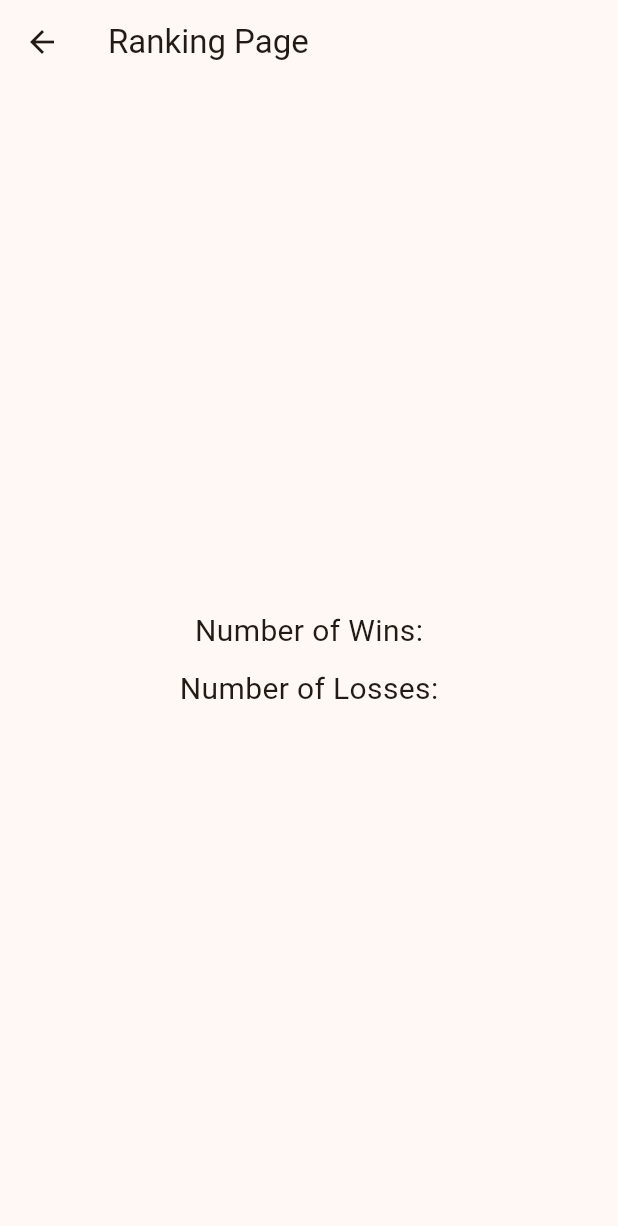
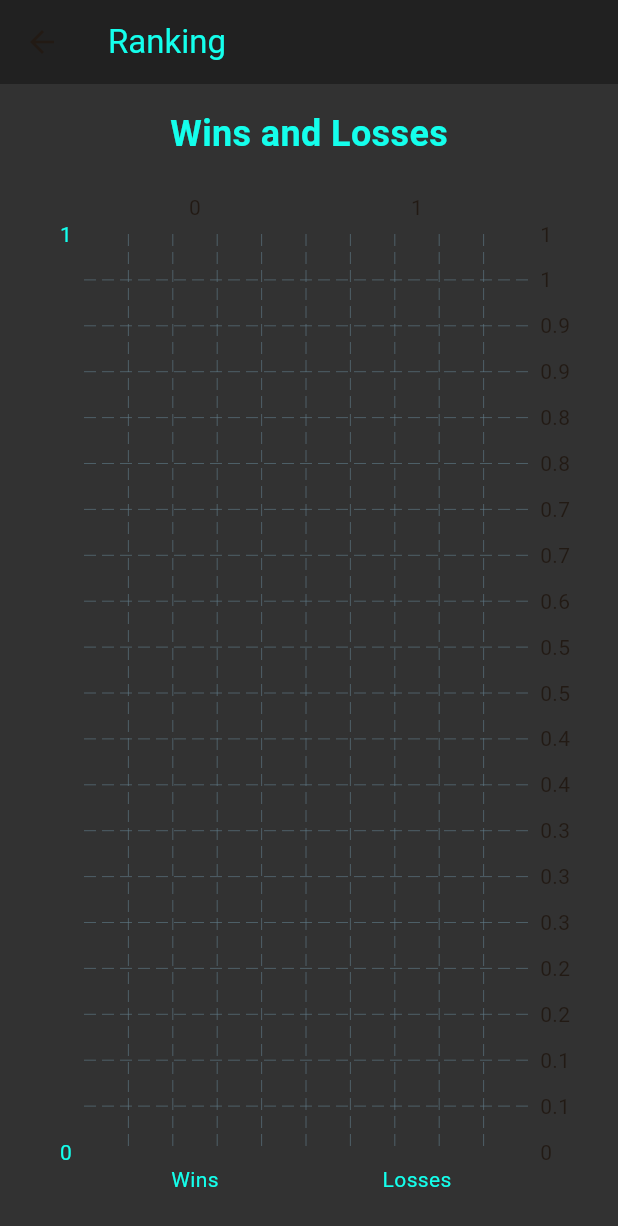
Before and after one commit to Juggernaut1709/Cricket_test, a Flutter app: the RankingPage screen opened directly, on a phone screen of 412 x 824 dp. Shown: the top 1226 px of the screen. Run offline on Flutter 3.47's test engine with Material 3 defaults, Android fonts, the phone set to English and light mode, and no system bars; drawn by our look-alikes of fl_chart; our stand-ins replace firebase_auth, firebase_core, firebase_database, flutter_slidable; accounts and stored records are empty.

Commit message:
ranking_test1

```diff
--- a/cricket1/lib/pages/loggedin/l_rankingpage.dart
+++ b/cricket1/lib/pages/loggedin/l_rankingpage.dart
@@ -1,29 +1,134 @@
 import 'package:flutter/material.dart';
+import 'package:firebase_auth/firebase_auth.dart';
+import 'package:firebase_database/firebase_database.dart';
+import 'package:fl_chart/fl_chart.dart';
 
-class RankingPage extends StatelessWidget {
+class RankingPage extends StatefulWidget {
   const RankingPage({Key? key}) : super(key: key);
+
+  @override
+  _RankingPageState createState() => _RankingPageState();
+}
+
+class _RankingPageState extends State<RankingPage> {
+  final FirebaseAuth _auth = FirebaseAuth.instance;
+  final FirebaseDatabase _database = FirebaseDatabase.instance;
+  late String _currentUserId;
+  int _wins = 0;
+  int _losses = 0;
+
+  @override
+  void initState() {
+    super.initState();
+    _currentUserId = _auth.currentUser!.uid;
+    _fetchUserStats();
+  }
+
+  Future<void> _fetchUserStats() async {
+    final userRef = _database.ref('players/$_currentUserId');
+    final snapshot = await userRef.get();
+    final data = snapshot.value as Map<dynamic, dynamic>?;
+
+    setState(() {
+      _wins = data?['wins'] ?? 0;
+      _losses = data?['losses'] ?? 0;
+    });
+  }
 
   @override
   Widget build(BuildContext context) {
     return Scaffold(
       appBar: AppBar(
-        title: Text('Ranking Page'),
+        backgroundColor: const Color.fromRGBO(33, 33, 33, 1),
+        title: const Text('Ranking',
+            style: TextStyle(color: Color.fromRGBO(20, 255, 236, 1))),
       ),
-      body: Center(
+      body: Padding(
+        padding: const EdgeInsets.all(16.0),
         child: Column(
-          mainAxisAlignment: MainAxisAlignment.center,
+          crossAxisAlignment: CrossAxisAlignment.center,
           children: [
-            Text(
-              'Number of Wins:',
-              style: TextStyle(fontSize: 20),
+            const Text(
+              'Wins and Losses',
+              style: TextStyle(
+                  fontSize: 24,
+                  fontWeight: FontWeight.bold,
+                  color: Color.fromRGBO(20, 255, 236, 1)),
             ),
-            SizedBox(height: 10),
-            Text(
-              'Number of Losses:',
-              style: TextStyle(fontSize: 20),
-            ),
+            const SizedBox(height: 20),
+            Expanded(child: _buildBarChart()),
           ],
         ),
+      ),
+      backgroundColor: const Color.fromRGBO(50, 50, 50, 1),
+    );
+  }
+
+  Widget _buildBarChart() {
+    return BarChart(
+      BarChartData(
+        alignment: BarChartAlignment.spaceAround,
+        maxY: (_wins > _losses ? _wins : _losses).toDouble() +
+            1, // Add a little padding to the top
+        titlesData: FlTitlesData(
+            bottomTitles: AxisTitles(
+              sideTitles: SideTitles(
+                showTitles: true,
+                reservedSize: 40,
+                interval: 1, // This determines the interval of the titles
+                getTitlesWidget: (value, meta) {
+                  final titles = ['Wins', 'Losses'];
+                  return SideTitleWidget(
+                    axisSide: meta.axisSide,
+                    child: Text(
+                      titles[value.toInt()],
+                      style: TextStyle(color: Color.fromRGBO(20, 255, 236, 1)),
+                    ),
+                  );
+                },
+              ),
+            ),
+            leftTitles: AxisTitles(
+              sideTitles: SideTitles(
+                showTitles: true,
+                reservedSize: 40,
+                interval: 1, // This determines the interval of the titles
+                getTitlesWidget: (value, meta) {
+                  return SideTitleWidget(
+                    axisSide: meta.axisSide,
+                    child: Text(
+                      value.toInt().toString(),
+                      style: TextStyle(color: Color.fromRGBO(20, 255, 236, 1)),
+                    ),
+                  );
+                },
+              ),
+            )),
+        borderData: FlBorderData(
+          show: false,
+        ),
+        barGroups: [
+          BarChartGroupData(
+            x: 0,
+            barRods: [
+              BarChartRodData(
+                toY: _wins.toDouble(),
+                color: Colors.green,
+                width: 30,
+              ),
+            ],
+          ),
+          BarChartGroupData(
+            x: 1,
+            barRods: [
+              BarChartRodData(
+                toY: _losses.toDouble(),
+                color: Colors.red,
+                width: 30,
+              ),
+            ],
+          ),
+        ],
       ),
     );
   }
--- a/cricket1/lib/pages/loggedin/l_settingspage.dart
+++ b/cricket1/lib/pages/loggedin/l_settingspage.dart
@@ -5,36 +5,9 @@ class SettingsPage extends StatelessWidget {
   Widget build(BuildContext context) {
     return Scaffold(
       appBar: AppBar(
-        title: Text('Settings'),
-      ),
-      body: ListView(
-        children: [
-          ListTile(
-            title: Text('Attribute 1'),
-            subtitle: Text('Description of Attribute 1'),
-            trailing: Switch(
-              value: true,
-              onChanged: (value) {},
-            ),
-          ),
-          ListTile(
-            title: Text('Attribute 2'),
-            subtitle: Text('Description of Attribute 2'),
-            trailing: Switch(
-              value: false,
-              onChanged: (value) {},
-            ),
-          ),
-          ListTile(
-            title: Text('Attribute 3'),
-            subtitle: Text('Description of Attribute 3'),
-            trailing: Switch(
-              value: true,
-              onChanged: (value) {},
-            ),
-          ),
-          // Add more ListTiles for additional attributes
-        ],
+        backgroundColor: const Color.fromRGBO(33, 33, 33, 1),
+        title: const Text('Settings',
+            style: TextStyle(color: Color.fromRGBO(20, 255, 236, 1))),
       ),
     );
   }
--- a/cricket1/pubspec.yaml
+++ b/cricket1/pubspec.yaml
@@ -41,6 +41,7 @@ dependencies:
   flutter_slidable: ^3.1.1
   cloud_firestore: ^5.2.1
   firebase_database: ^11.0.4
+  fl_chart: ^0.68.0
 
 dev_dependencies:
   flutter_test:
```
Also changed, not shown: cricket1/pubspec.lock.
